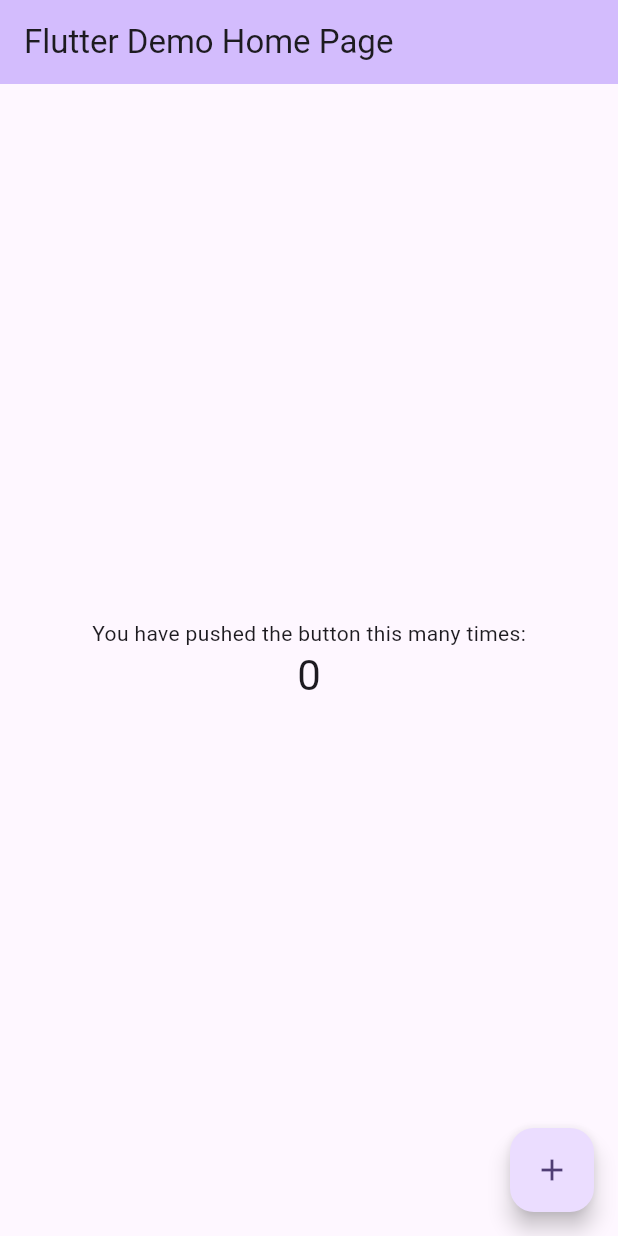
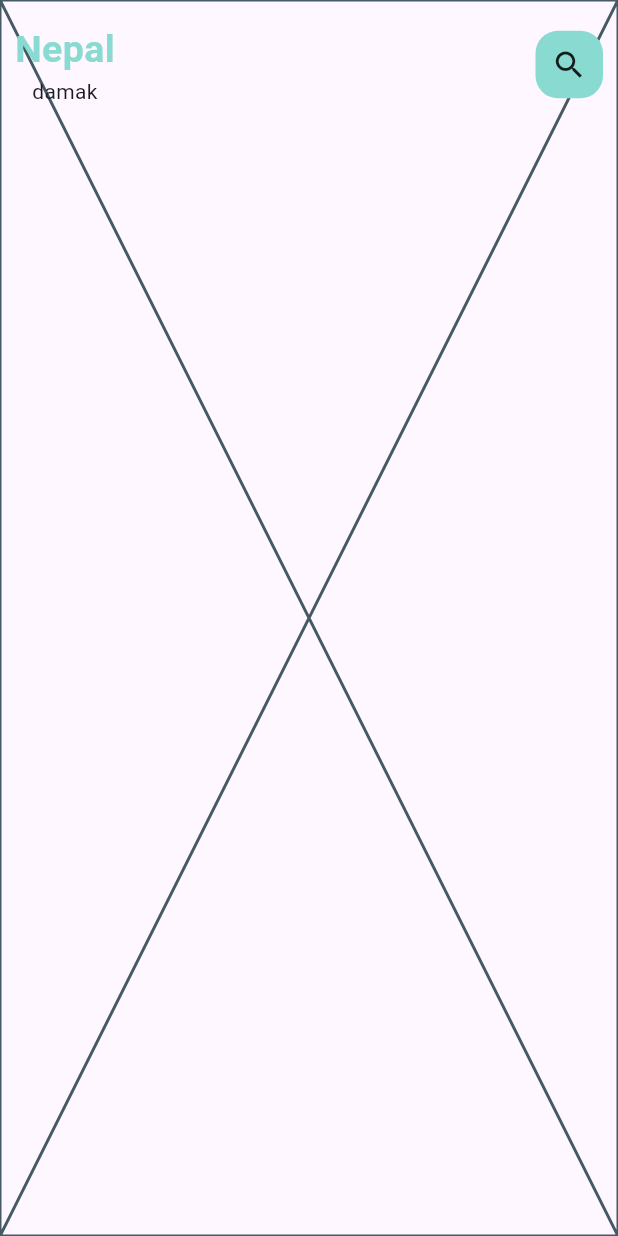
Before and after one commit to Nishantniro/delivery_app, a Flutter app: the screen it shows after launch, on a phone screen of 412 x 824 dp. Run offline on Flutter 3.47's test engine with Material 3 defaults, Android fonts, the phone set to English and light mode, and no system bars.

Commit message:
added homepages and done small changes

```diff
--- /dev/null
+++ b/lib/home/main_food_page.dart
@@ -0,0 +1,55 @@
+import 'package:flutter/material.dart';
+import 'package:khamkham/utils/colors.dart';
+
+class MainFoodPage extends StatefulWidget {
+  const MainFoodPage({super.key});
+
+  @override
+  State<MainFoodPage> createState() => _MainFoodPageState();
+}
+
+class _MainFoodPageState extends State<MainFoodPage> {
+  @override
+  Widget build(BuildContext context) {
+    return Scaffold(
+      body: Placeholder(
+        child: Container(
+          margin: EdgeInsets.only(top: 15, bottom: 5),
+          padding: EdgeInsets.only(left: 10, right: 10),
+          child: Column(
+            children: [
+              Row(
+                mainAxisAlignment: MainAxisAlignment.spaceBetween,
+                children: [
+                  Column(
+                    children: [
+                      Text(
+                        "Nepal",
+                        style: TextStyle(
+                          fontSize: 25,
+                          fontStyle: FontStyle.normal,
+                          fontWeight: FontWeight.bold,
+                          color: AppColors.mainColor,
+                        ),
+                      ),
+                      Text("damak"),
+                    ],
+                  ),
+                  Container(
+                    height: 45,
+                    width: 45,
+                    decoration: BoxDecoration(
+                      borderRadius: BorderRadius.circular(15),
+                      color: AppColors.mainColor,
+                    ),
+                    child: Icon(Icons.search),
+                  ),
+                ],
+              ),
+            ],
+          ),
+        ),
+      ),
+    );
+  }
+}
--- a/lib/main.dart
+++ b/lib/main.dart
@@ -1,4 +1,5 @@
 import 'package:flutter/material.dart';
+import 'package:khamkham/home/main_food_page.dart';
 
 void main() {
   runApp(const MyApp());
@@ -11,112 +12,15 @@ class MyApp extends StatelessWidget {
   @override
   Widget build(BuildContext context) {
     return MaterialApp(
-      title: 'Flutter Demo',
+      debugShowCheckedModeBanner: false,
+      title: 'khamkhams',
       theme: ThemeData(
-        // This is the theme of your application.
-        //
-        // TRY THIS: Try running your application with "flutter run". You'll see
-        // the application has a purple toolbar. Then, without quitting the app,
-        // try changing the seedColor in the colorScheme below to Colors.green
-        // and then invoke "hot reload" (save your changes or press the "hot
-        // reload" button in a Flutter-supported IDE, or press "r" if you used
-        // the command line to start the app).
-        //
-        // Notice that the counter didn't reset back to zero; the application
-        // state is not lost during the reload. To reset the state, use hot
-        // restart instead.
-        //
-        // This works for code too, not just values: Most code changes can be
-        // tested with just a hot reload.
-        colorScheme: ColorScheme.fromSeed(seedColor: Colors.deepPurple),
+        colorScheme: ColorScheme.fromSeed(
+          seedColor: const Color.fromARGB(255, 54, 10, 129),
+        ),
       ),
-      home: const MyHomePage(title: 'Flutter Demo Home Page'),
+
+      home: MainFoodPage(),
     );
   }
 }
-
-class MyHomePage extends StatefulWidget {
-  const MyHomePage({super.key, required this.title});
-
-  // This widget is the home page of your application. It is stateful, meaning
-  // that it has a State object (defined below) that contains fields that affect
-  // how it looks.
-
-  // This class is the configuration for the state. It holds the values (in this
-  // case the title) provided by the parent (in this case the App widget) and
-  // used by the build method of the State. Fields in a Widget subclass are
-  // always marked "final".
-
-  final String title;
-
-  @override
-  State<MyHomePage> createState() => _MyHomePageState();
-}
-
-class _MyHomePageState extends State<MyHomePage> {
-  int _counter = 0;
-
-  void _incrementCounter() {
-    setState(() {
-      // This call to setState tells the Flutter framework that something has
-      // changed in this State, which causes it to rerun the build method below
-      // so that the display can reflect the updated values. If we changed
-      // _counter without calling setState(), then the build method would not be
-      // called again, and so nothing would appear to happen.
-      _counter++;
-    });
-  }
-
-  @override
-  Widget build(BuildContext context) {
-    // This method is rerun every time setState is called, for instance as done
-    // by the _incrementCounter method above.
-    //
-    // The Flutter framework has been optimized to make rerunning build methods
-    // fast, so that you can just rebuild anything that needs updating rather
-    // than having to individually change instances of widgets.
-    return Scaffold(
-      appBar: AppBar(
-        // TRY THIS: Try changing the color here to a specific color (to
-        // Colors.amber, perhaps?) and trigger a hot reload to see the AppBar
-        // change color while the other colors stay the same.
-        backgroundColor: Theme.of(context).colorScheme.inversePrimary,
-        // Here we take the value from the MyHomePage object that was created by
-        // the App.build method, and use it to set our appbar title.
-        title: Text(widget.title),
-      ),
-      body: Center(
-        // Center is a layout widget. It takes a single child and positions it
-        // in the middle of the parent.
-        child: Column(
-          // Column is also a layout widget. It takes a list of children and
-          // arranges them vertically. By default, it sizes itself to fit its
-          // children horizontally, and tries to be as tall as its parent.
-          //
-          // Column has various properties to control how it sizes itself and
-          // how it positions its children. Here we use mainAxisAlignment to
-          // center the children vertically; the main axis here is the vertical
-          // axis because Columns are vertical (the cross axis would be
-          // horizontal).
-          //
-          // TRY THIS: Invoke "debug painting" (choose the "Toggle Debug Paint"
-          // action in the IDE, or press "p" in the console), to see the
-          // wireframe for each widget.
-          mainAxisAlignment: MainAxisAlignment.center,
-          children: <Widget>[
-            const Text('You have pushed the button this many times:'),
-            Text(
-              '$_counter',
-              style: Theme.of(context).textTheme.headlineMedium,
-            ),
-          ],
-        ),
-      ),
-      floatingActionButton: FloatingActionButton(
-        onPressed: _incrementCounter,
-        tooltip: 'Increment',
-        child: const Icon(Icons.add),
-      ), // This trailing comma makes auto-formatting nicer for build methods.
-    );
-  }
-}
--- a/lib/utils/colors.dart
+++ b/lib/utils/colors.dart
@@ -1,17 +1,16 @@
 import 'dart:ui';
 
-class AppColors{
+class AppColors {
   static final Color textColor = const Color(0xFFccc7c5);
   static final Color mainColor = const Color(0xFF89dad0);
   //static final Color mainColor = const Color(0xFFfa7552);
   static final Color iconColor1 = const Color(0xFFffd28d);
   static final Color iconColor2 = const Color(0xFFfcab88);
   static final Color paraColor = const Color(0xFF8f837f);
-  static final Color buttonBackgroundColor= const Color(0xFFf7f6f4);
+  static final Color buttonBackgroundColor = const Color(0xFFf7f6f4);
   static final Color signColor = const Color(0xFFa9a29f);
   static final Color titleColor = const Color(0xFF5c524f);
   static final Color mainBlackColor = const Color(0xFF332d2b);
   //static final Color yellowColor = const Color(0xFFfa7552);
   static final Color yellowColor = const Color(0xFFffd379);
-
 }
```
Also changed, not shown: flutter_01.png (added).
